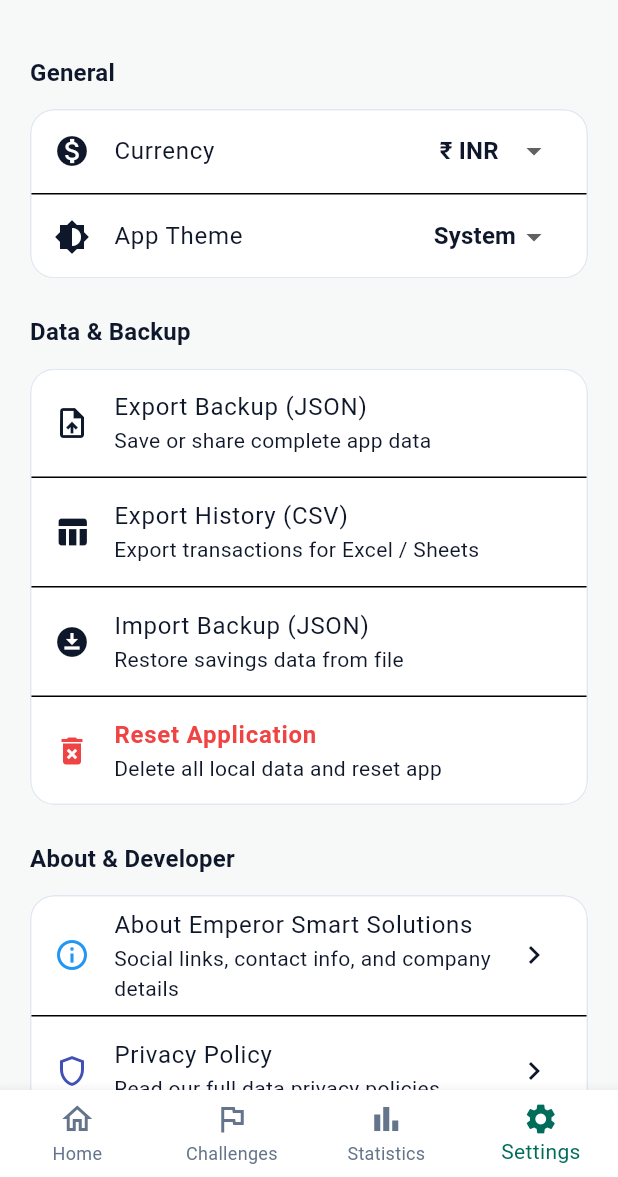
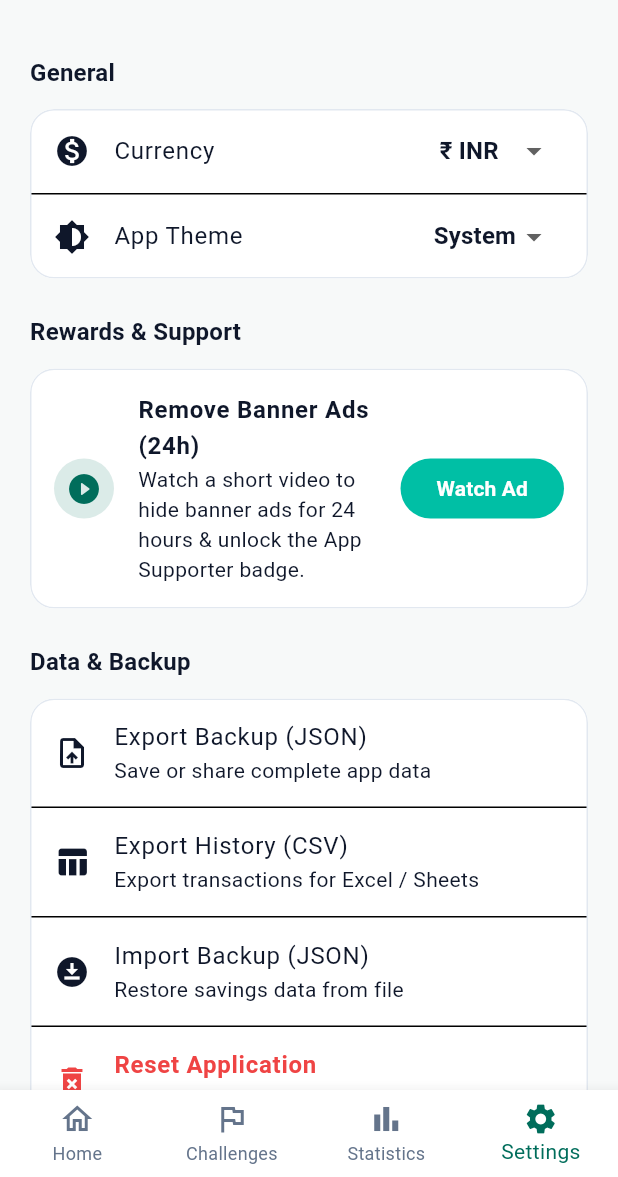
Before and after one commit to aviralshukla2612-png/savingchallenge, a Flutter app: the ScaffoldWithBottomNavBar screen opened directly with empty values, item 4 of the bottom bar chosen, on a phone screen of 412 x 824 dp, the part 59-1236 px from its top. Run offline on Flutter 3.47's test engine with Material 3 defaults, Android fonts, the phone set to English and light mode, and no system bars; our stand-ins replace csv, drift, file_picker, fl_chart, flutter_local_notifications, flutter_riverpod and 4 more; accounts and stored records are empty; generated files the repository leaves out were written again; network calls fail.

Commit message:
feat: initialize flutter saving challenge application structure and core features

```diff
--- a/lib/app/router.dart
+++ b/lib/app/router.dart
@@ -13,6 +13,7 @@ import '../features/settings/presentation/about_privacy_screen.dart';
 import '../features/settings/presentation/privacy_policy_screen.dart';
 import '../features/onboarding/presentation/welcome_screen.dart';
 import '../shared/providers/app_providers.dart';
+import '../shared/widgets/ad_banner_widget.dart';
 
 final _rootNavigatorKey = GlobalKey<NavigatorState>();
 final _shellNavigatorKey = GlobalKey<NavigatorState>();
@@ -137,7 +138,11 @@ class ScaffoldWithBottomNavBar extends StatelessWidget {
 
     return Scaffold(
       body: child,
-      bottomNavigationBar: BottomNavigationBar(
+      bottomNavigationBar: Column(
+        mainAxisSize: MainAxisSize.min,
+        children: [
+          const AdBannerWidget(),
+          BottomNavigationBar(
             currentIndex: selectedIndex,
             onTap: (int index) => _onItemTapped(index, context),
             items: const [
@@ -163,6 +168,8 @@ class ScaffoldWithBottomNavBar extends StatelessWidget {
               ),
             ],
           ),
+        ],
+      ),
     );
   }
 }
--- a/lib/core/constants/app_constants.dart
+++ b/lib/core/constants/app_constants.dart
@@ -1,6 +1,6 @@
 class AppConstants {
   static const String appName = 'Saving Challenge';
-  static const String appVersion = '1.0.0';
+  static const String appVersion = '1.0.5';
 
   // Frequencies
   static const String freqDaily = 'daily';
@@ -106,5 +106,11 @@ class AppAchievements {
       description: 'Reached ₹50,000 total savings.',
       iconName: 'military_tech',
     ),
+    AchievementDef(
+      key: 'ad_supporter',
+      title: 'App Supporter',
+      description: 'Watched a rewarded video to support Saving Challenge.',
+      iconName: 'favorite',
+    ),
   ];
 }
--- a/lib/features/settings/presentation/settings_screen.dart
+++ b/lib/features/settings/presentation/settings_screen.dart
@@ -6,14 +6,87 @@ import 'package:file_picker/file_picker.dart';
 import 'dart:io';
 import '../../../app/theme/app_colors.dart';
 import '../../../core/constants/app_constants.dart';
+import '../../../core/services/ad_service.dart';
 import '../../../core/utils/export_import_helper.dart';
 
 import '../../../shared/providers/app_providers.dart';
 import '../../../shared/widgets/app_card.dart';
 import '../../../shared/widgets/confirmation_dialog.dart';
 
-class SettingsScreen extends ConsumerWidget {
+class SettingsScreen extends ConsumerStatefulWidget {
   const SettingsScreen({super.key});
+
+  @override
+  ConsumerState<SettingsScreen> createState() => _SettingsScreenState();
+}
+
+class _SettingsScreenState extends ConsumerState<SettingsScreen> {
+  bool _isLoadingRewardedAd = false;
+
+  Future<void> _watchRewardedAdForAdFreePass() async {
+    if (_isLoadingRewardedAd) return;
+    setState(() => _isLoadingRewardedAd = true);
+
+    final result = await AdService.showRewardedAd(
+      onEarnedReward: (_) async {
+        await ref.read(adFreePassProvider.notifier).grant24HourPass();
+        final db = ref.read(databaseProvider);
+        await db.unlockAchievement(
+          'ad_supporter',
+          'App Supporter',
+          'Watched a rewarded video to support Saving Challenge.',
+        );
+        ref.invalidate(achievementsStreamProvider);
+      },
+    );
+
+    if (!mounted) return;
+    setState(() => _isLoadingRewardedAd = false);
+
+    switch (result) {
+      case RewardedAdResult.rewarded:
+        ScaffoldMessenger.of(context).showSnackBar(
+          const SnackBar(
+            content: Text(
+              'Ad-Free Pass active for 24 hours! App Supporter badge unlocked.',
+            ),
+            backgroundColor: AppColors.success,
+          ),
+        );
+        break;
+      case RewardedAdResult.dismissedWithoutReward:
+        ScaffoldMessenger.of(context).showSnackBar(
+          const SnackBar(
+            content: Text(
+              'Watch the full video to unlock the 24-hour Ad-Free Pass.',
+            ),
+          ),
+        );
+        break;
+      case RewardedAdResult.unavailable:
+        ScaffoldMessenger.of(context).showSnackBar(
+          const SnackBar(
+            content: Text(
+              'Rewarded video is unavailable right now. Check your internet connection and try again.',
+            ),
+          ),
+        );
+        break;
+      case RewardedAdResult.unsupported:
+        break;
+    }
+  }
+
+  String _formatRemainingPass(DateTime until) {
+    final diff = until.difference(DateTime.now());
+    if (diff <= Duration.zero) return 'Expired';
+    final hours = diff.inHours;
+    final minutes = diff.inMinutes.remainder(60);
+    if (hours > 0) {
+      return '${hours}h ${minutes}m remaining';
+    }
+    return '${minutes.clamp(1, 59)}m remaining';
+  }
 
   Future<void> _exportJson(BuildContext context, WidgetRef ref) async {
     final db = ref.read(databaseProvider);
@@ -123,9 +196,11 @@ class SettingsScreen extends ConsumerWidget {
         await db.clearAllData();
         final prefs = ref.read(preferencesServiceProvider);
         await prefs.clearAllSettings();
+        ref.read(adFreePassProvider.notifier).refresh();
 
         ref.invalidate(challengesStreamProvider);
         ref.invalidate(savingEntriesStreamProvider);
+        ref.invalidate(achievementsStreamProvider);
 
         if (context.mounted) {
           ScaffoldMessenger.of(context).showSnackBar(
@@ -137,9 +212,12 @@ class SettingsScreen extends ConsumerWidget {
   }
 
   @override
-  Widget build(BuildContext context, WidgetRef ref) {
+  Widget build(BuildContext context) {
     final prefs = ref.watch(preferencesServiceProvider);
     final themeMode = ref.watch(themeModeProvider);
+    final adFreeUntil = ref.watch(adFreePassProvider);
+    final isAdFreeActive =
+        adFreeUntil != null && adFreeUntil.isAfter(DateTime.now());
     final currentCurrencyCode = prefs.currencyCode;
     final theme = Theme.of(context);
 
@@ -202,6 +280,63 @@ class SettingsScreen extends ConsumerWidget {
               ),
             ),
             const SizedBox(height: 24),
+
+            if (AdService.isSupported) ...[
+              // Rewards & Ad-Free Pass Card (Opt-in Rewarded Ad)
+              Text(
+                'Rewards & Support',
+                style: theme.textTheme.titleMedium
+                    ?.copyWith(fontWeight: FontWeight.bold),
+              ),
+              const SizedBox(height: 12),
+              AppCard(
+                padding: EdgeInsets.zero,
+                child: ListTile(
+                  contentPadding: const EdgeInsets.symmetric(
+                    horizontal: 16,
+                    vertical: 8,
+                  ),
+                  leading: CircleAvatar(
+                    backgroundColor: (isAdFreeActive
+                            ? AppColors.success
+                            : theme.colorScheme.primary)
+                        .withValues(alpha: 0.14),
+                    child: Icon(
+                      isAdFreeActive
+                          ? Icons.verified_rounded
+                          : Icons.play_circle_fill_rounded,
+                      color: isAdFreeActive
+                          ? AppColors.success
+                          : theme.colorScheme.primary,
+                    ),
+                  ),
+                  title: Text(
+                    isAdFreeActive
+                        ? 'Ad-Free Pass Active'
+                        : 'Remove Banner Ads (24h)',
+                    style: const TextStyle(fontWeight: FontWeight.bold),
+                  ),
+                  subtitle: Text(
+                    isAdFreeActive
+                        ? 'Banner ads hidden • ${_formatRemainingPass(adFreeUntil)}. Watch another video to extend.'
+                        : 'Watch a short video to hide banner ads for 24 hours & unlock the App Supporter badge.',
+                  ),
+                  trailing: FilledButton.tonal(
+                    onPressed: _isLoadingRewardedAd
+                        ? null
+                        : _watchRewardedAdForAdFreePass,
+                    child: _isLoadingRewardedAd
+                        ? const SizedBox(
+                            width: 16,
+                            height: 16,
+                            child: CircularProgressIndicator(strokeWidth: 2),
+                          )
+                        : Text(isAdFreeActive ? 'Extend' : 'Watch Ad'),
+                  ),
+                ),
+              ),
+              const SizedBox(height: 24),
+            ],
 
             // Data Management Card
             Text('Data & Backup', style: theme.textTheme.titleMedium?.copyWith(fontWeight: FontWeight.bold)),
--- a/lib/main.dart
+++ b/lib/main.dart
@@ -1,11 +1,16 @@
+import 'dart:async';
 import 'package:flutter/material.dart';
 import 'package:flutter_riverpod/flutter_riverpod.dart';
 import 'package:shared_preferences/shared_preferences.dart';
 import 'app/app.dart';
+import 'core/services/ad_service.dart';
 import 'shared/providers/app_providers.dart';
 
 void main() async {
   WidgetsFlutterBinding.ensureInitialized();
+
+  // Initialize Google Mobile Ads without blocking offline startup
+  unawaited(AdService.initialize());
 
   final prefs = await SharedPreferences.getInstance();
 
--- a/lib/shared/providers/app_providers.dart
+++ b/lib/shared/providers/app_providers.dart
@@ -76,6 +76,36 @@ final currencyCodeProvider = Provider<String>((ref) {
   return prefs.currencyCode;
 });
 
+// Ad-Free Rewarded Pass Notifier
+class AdFreePassNotifier extends StateNotifier<DateTime?> {
+  final PreferencesService _prefs;
+
+  AdFreePassNotifier(this._prefs) : super(_prefs.adFreeUntil);
+
+  bool get isActive {
+    final until = state;
+    return until != null && until.isAfter(DateTime.now());
+  }
+
+  Future<DateTime> grant24HourPass() async {
+    final updated = await _prefs.grantAdFreePass(
+      duration: const Duration(hours: 24),
+    );
+    state = updated;
+    return updated;
+  }
+
+  void refresh() {
+    state = _prefs.adFreeUntil;
+  }
+}
+
+final adFreePassProvider =
+    StateNotifierProvider<AdFreePassNotifier, DateTime?>((ref) {
+  final prefs = ref.watch(preferencesServiceProvider);
+  return AdFreePassNotifier(prefs);
+});
+
 // Database Reactive Streams
 final challengesStreamProvider = StreamProvider<List<Challenge>>((ref) {
   return ref.watch(databaseProvider).watchAllChallenges();
--- a/pubspec.yaml
+++ b/pubspec.yaml
@@ -16,7 +16,7 @@ publish_to: 'none' # Remove this line if you wish to publish to pub.dev
 # https://developer.apple.com/library/archive/documentation/General/Reference/InfoPlistKeyReference/Articles/CoreFoundationKeys.html
 # In Windows, build-name is used as the major, minor, and patch parts
 # of the product and file versions while build-number is used as the build suffix.
-version: 1.0.0+1
+version: 1.0.5+6
 
 environment:
   sdk: ^3.13.2
@@ -47,6 +47,7 @@ dependencies:
   share_plus: ^9.0.0
   crypto: ^3.0.3
   url_launcher: ^6.3.0
+  google_mobile_ads: ^9.2.0
 
 dev_dependencies:
   flutter_test:
@@ -80,7 +81,6 @@ flutter:
 
   assets:
     - assets/logo.png
-    - assets/
 
   # An image asset can refer to one or more resolution-specific "variants", see
   # https://flutter.dev/to/resolution-aware-images
```
Also changed, not shown: lib/core/services/ad_service.dart (added, +200 -0 lines), lib/core/services/preferences_service.dart (+33 -0 lines), lib/shared/widgets/ad_banner_widget.dart (added, +176 -0 lines), assets/logo.png, pubspec.lock, 6 other files. Lines whose indentation alone changed are shown as unchanged.
